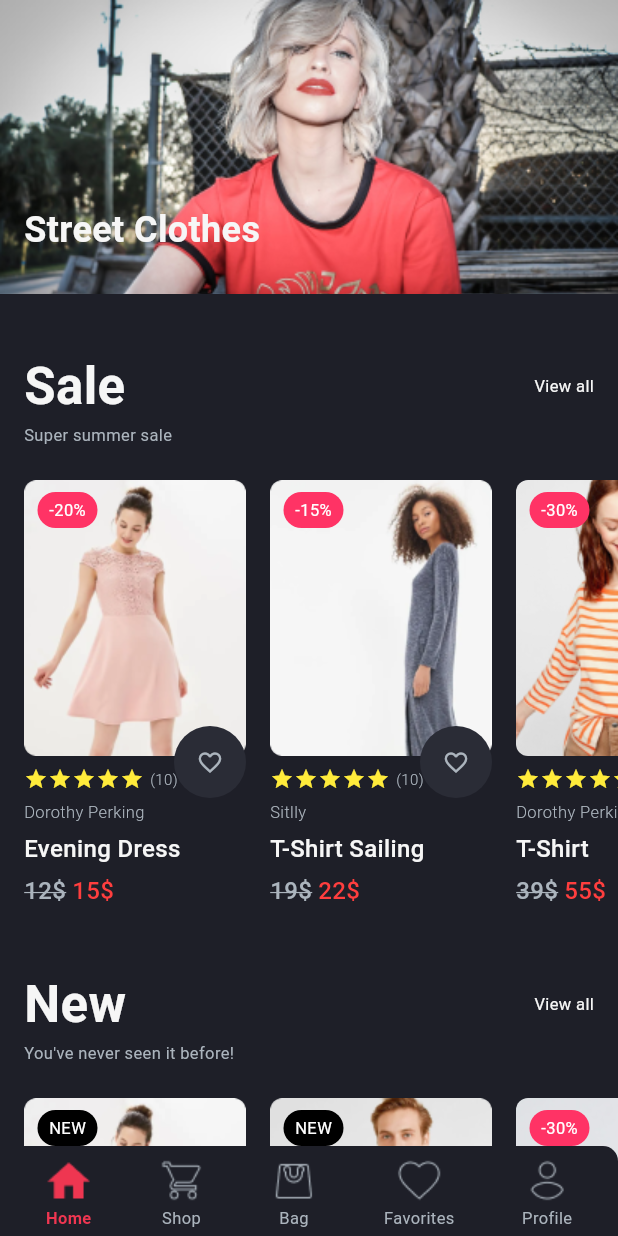
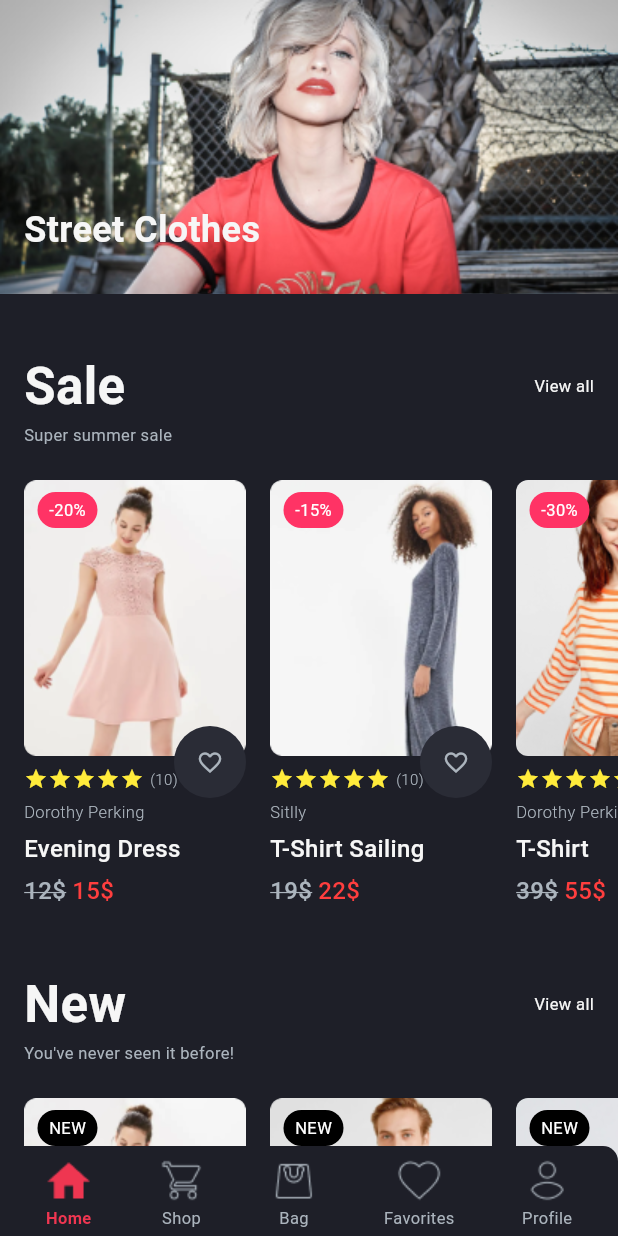
Before and after one commit to kchasiotis/portofolio_e_commerce, a Flutter app: the StreetClothes screen opened by its route, on a phone screen of 412 x 824 dp. Run offline on Flutter 3.47's test engine with Material 3 defaults, Android fonts, the phone set to English and light mode, and no system bars.

Commit message:
Minor fixes 2

```diff
--- a/lib/pages/street_clothes/street_clothes.dart
+++ b/lib/pages/street_clothes/street_clothes.dart
@@ -124,10 +124,10 @@ class StreetClothes extends StatelessWidget {
                   ),
                   const SizedBox(width: 16),
                   ProductCard(
-                    labelColor: const Color(0xffFF3365),
+                    labelColor: Colors.black,
                     product: Product(
                         image: 'product3.png',
-                        label: '-30%',
+                        label: 'NEW',
                         brandName: '&Berries',
                         description: 'T-Shirt',
                         price: 55,
```
